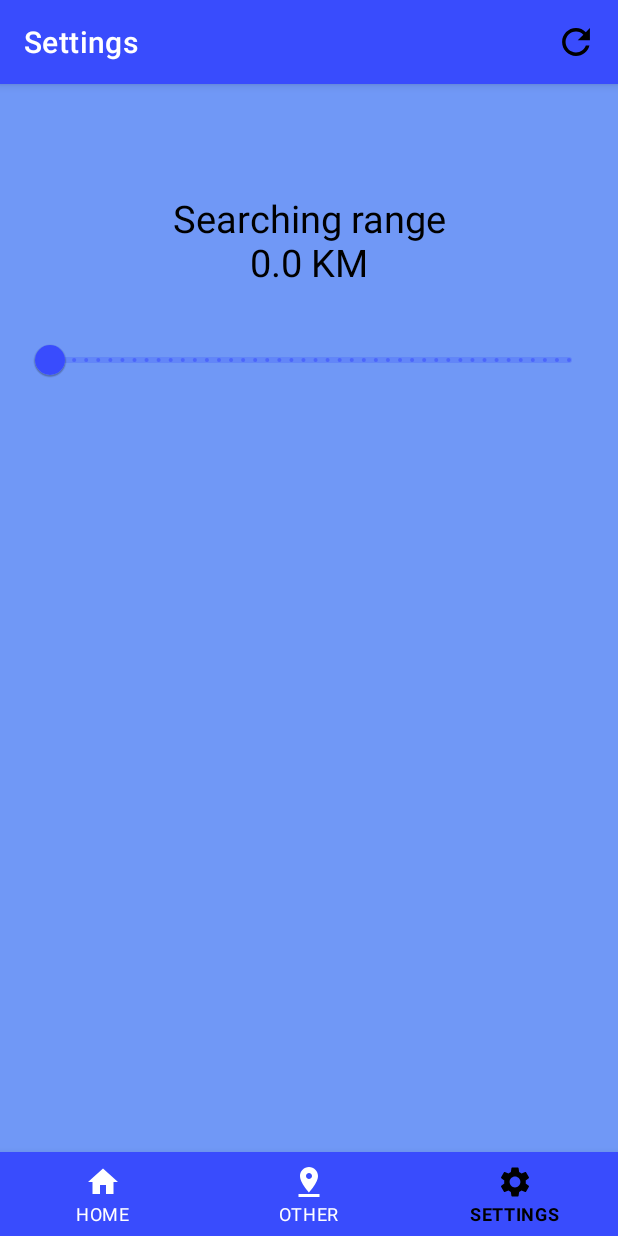
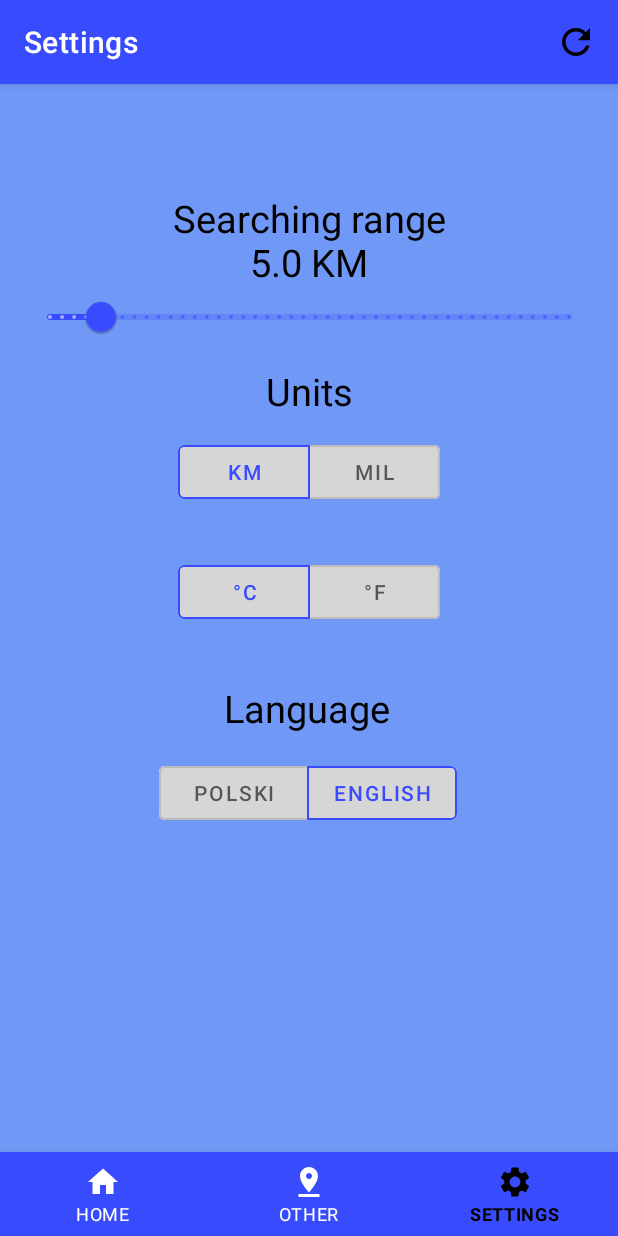
Before and after one commit to PrivateerPrime/AirCheck, an Android app: the SettingsFragment screen opened through its navigation route, on a phone screen of 412 x 824 dp. Run offline under Robolectric (Android 15) with nearby library versions, the phone set to English and light mode, and no system bars; our stand-ins replace Volley, navigation-ui; network calls fail.

Commit message:
Dodano jednostki oraz język do ustawień

```diff
--- a/app/src/main/res/layout/fragment_settings.xml
+++ b/app/src/main/res/layout/fragment_settings.xml
@@ -5,6 +5,22 @@
     android:layout_width="match_parent"
     android:layout_height="match_parent"
     tools:context=".ui.settings.SettingsFragment">
+
+    <TextView
+        android:id="@+id/text_language"
+        android:layout_width="168dp"
+        android:layout_height="42dp"
+        android:layout_marginStart="176dp"
+        android:layout_marginTop="36dp"
+        android:layout_marginEnd="176dp"
+        android:text="@string/res_language"
+        android:textAlignment="center"
+        android:textColor="@color/black"
+        android:textSize="25sp"
+        app:layout_constraintEnd_toEndOf="parent"
+        app:layout_constraintHorizontal_bias="0.513"
+        app:layout_constraintStart_toStartOf="parent"
+        app:layout_constraintTop_toBottomOf="@+id/toggleGroupUnits2" />
 
     <com.google.android.material.slider.RangeSlider
         android:id="@+id/slider_range"
@@ -19,14 +35,15 @@
         app:layout_constraintEnd_toEndOf="parent"
         app:layout_constraintStart_toStartOf="parent"
         app:layout_constraintTop_toBottomOf="@+id/text_search_range"
+        app:values="@array/slider_array"
         tools:ignore="SpeakableTextPresentCheck">
 
     </com.google.android.material.slider.RangeSlider>
 
     <TextView
         android:id="@+id/text_search_range"
-        android:layout_width="190dp"
-        android:layout_height="88dp"
+        android:layout_width="191dp"
+        android:layout_height="59dp"
         android:layout_marginTop="72dp"
         android:text="@string/res_search_range"
         android:textAlignment="center"
@@ -35,4 +52,123 @@
         app:layout_constraintEnd_toEndOf="parent"
         app:layout_constraintStart_toStartOf="parent"
         app:layout_constraintTop_toTopOf="parent" />
+
+    <TextView
+        android:id="@+id/text_units"
+        android:layout_width="96dp"
+        android:layout_height="39dp"
+        android:layout_marginStart="176dp"
+        android:layout_marginTop="8dp"
+        android:layout_marginEnd="176dp"
+        android:text="@string/res_units"
+        android:textAlignment="center"
+        android:textColor="@color/black"
+        android:textSize="25sp"
+        app:layout_constraintEnd_toEndOf="parent"
+        app:layout_constraintStart_toStartOf="parent"
+        app:layout_constraintTop_toBottomOf="@+id/slider_range" />
+
+    <com.google.android.material.button.MaterialButtonToggleGroup
+        android:id="@+id/toggleGroupUnits1"
+        android:layout_width="175dp"
+        android:layout_height="48dp"
+        android:layout_marginStart="118dp"
+        android:layout_marginTop="8dp"
+        android:layout_marginEnd="118dp"
+        app:checkedButton="@id/button_km"
+        app:layout_constraintEnd_toEndOf="parent"
+        app:layout_constraintStart_toStartOf="parent"
+        app:layout_constraintTop_toBottomOf="@+id/text_units"
+        app:selectionRequired="true"
+        app:singleSelection="true">
+
+        <Button
+            android:id="@+id/button_km"
+            style="?attr/materialButtonOutlinedStyle"
+            android:layout_width="wrap_content"
+            android:layout_height="wrap_content"
+            android:backgroundTint="@color/unselected_blue"
+            android:text="@string/res_km"
+            android:textAlignment="center" />
+
+        <Button
+            android:id="@+id/button_mil"
+            style="?attr/materialButtonOutlinedStyle"
+            android:layout_width="wrap_content"
+            android:layout_height="match_parent"
+            android:backgroundTint="@color/unselected_blue"
+            android:text="@string/res_mil"
+            android:textAlignment="center" />
+
+    </com.google.android.material.button.MaterialButtonToggleGroup>
+
+    <com.google.android.material.button.MaterialButtonToggleGroup
+        android:id="@+id/toggleGroupUnits2"
+        android:layout_width="175dp"
+        android:layout_height="48dp"
+        android:layout_marginStart="118dp"
+        android:layout_marginTop="32dp"
+        android:layout_marginEnd="118dp"
+        app:checkedButton="@id/button_celsius"
+        app:layout_constraintEnd_toEndOf="parent"
+        app:layout_constraintHorizontal_bias="1.0"
+        app:layout_constraintStart_toStartOf="parent"
+        app:layout_constraintTop_toBottomOf="@+id/toggleGroupUnits1"
+        app:selectionRequired="true"
+        app:singleSelection="true">
+
+        <Button
+            android:id="@+id/button_celsius"
+            style="?attr/materialButtonOutlinedStyle"
+            android:layout_width="wrap_content"
+            android:layout_height="wrap_content"
+            android:backgroundTint="@color/unselected_blue"
+            android:text="@string/res_celsius"
+            android:textAlignment="center" />
+
+        <Button
+            android:id="@+id/button_fahrenheit"
+            style="?attr/materialButtonOutlinedStyle"
+            android:layout_width="wrap_content"
+            android:layout_height="match_parent"
+            android:backgroundTint="@color/unselected_blue"
+            android:text="@string/res_fahrenheit"
+            android:textAlignment="center" />
+
+    </com.google.android.material.button.MaterialButtonToggleGroup>
+
+    <com.google.android.material.button.MaterialButtonToggleGroup
+        android:id="@+id/toggleGroupLanguage"
+        android:layout_width="200dp"
+        android:layout_height="48dp"
+        android:layout_marginStart="118dp"
+        android:layout_marginTop="8dp"
+        android:layout_marginEnd="118dp"
+        app:checkedButton="@id/button_english"
+        app:layout_constraintEnd_toEndOf="parent"
+        app:layout_constraintStart_toStartOf="parent"
+        app:layout_constraintTop_toBottomOf="@+id/text_language"
+        app:selectionRequired="true"
+        app:singleSelection="true">
+
+        <Button
+            android:id="@+id/button_polish"
+            style="?attr/materialButtonOutlinedStyle"
+            android:layout_width="100dp"
+            android:layout_height="wrap_content"
+            android:backgroundTint="@color/unselected_blue"
+            android:text="@string/res_polish"
+            android:textAlignment="center" />
+
+        <Button
+            android:id="@+id/button_english"
+            style="?attr/materialButtonOutlinedStyle"
+            android:layout_width="100dp"
+            android:layout_height="match_parent"
+            android:backgroundTint="@color/unselected_blue"
+            android:text="@string/res_english"
+            android:textAlignment="center" />
+
+    </com.google.android.material.button.MaterialButtonToggleGroup>
+
 </androidx.constraintlayout.widget.ConstraintLayout>
```
